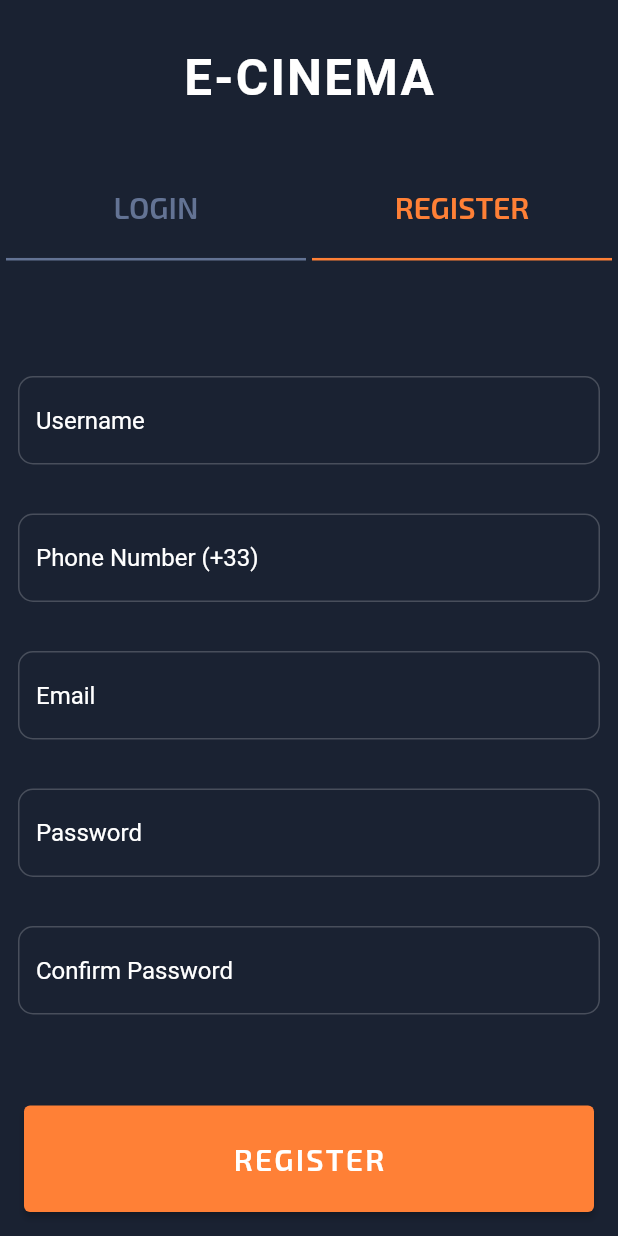
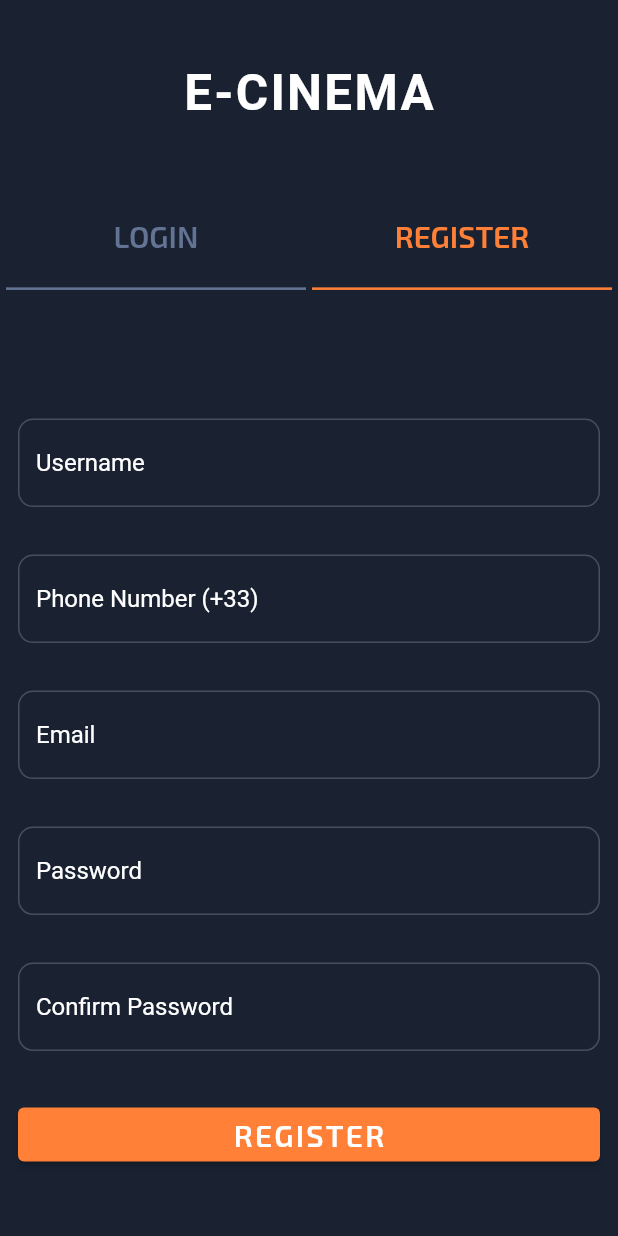
Before and after one commit to RaedHachicha/e, a Flutter app: the RegisterUI screen opened directly, after a tap on "REGISTER", on a phone screen of 412 x 824 dp. Run offline on Flutter 3.47's test engine with Material 2 defaults, Android fonts, the phone set to English and light mode, and no system bars; our stand-ins replace form_validator, get, google_fonts, lottie, sqflite; accounts and stored records are empty; Roboto replaces fonts that are missing (Gluten).

Commit message:
premier commit

```diff
--- a/lib/authentification/view/register_view.dart
+++ b/lib/authentification/view/register_view.dart
@@ -3,21 +3,20 @@ import 'package:e_cinemav1/consts/colors.dart';
 import 'package:e_cinemav1/consts/widgets/elevatedbtn_widget.dart';
 import 'package:e_cinemav1/consts/widgets/form_widgets/login_form_widget.dart';
 import 'package:e_cinemav1/consts/widgets/form_widgets/register_form_widget.dart';
-import 'package:e_cinemav1/consts/widgets/textfield_widget.dart';
 import 'package:flutter/material.dart';
-import 'package:form_validator/form_validator.dart';
-import 'package:get/get.dart';
 import 'package:google_fonts/google_fonts.dart';
 import 'package:provider/provider.dart';
 
 class RegisterUI extends StatefulWidget {
-  RegisterUI({Key? key}) : super(key: key);
+  const RegisterUI({Key? key}) : super(key: key);
 
   @override
   State<RegisterUI> createState() => _RegisterUIState();
 }
 
 class _RegisterUIState extends State<RegisterUI> {
+  final GlobalKey<FormState> formKey = new GlobalKey<FormState>();
+
   late TextEditingController usernameController;
   late TextEditingController phoneController;
   late TextEditingController emailController;
@@ -44,11 +43,12 @@ class _RegisterUIState extends State<RegisterUI> {
     super.dispose();
   }
 
+  SignUp() {}
+
   @override
   Widget build(BuildContext context) {
-    var formKey = GlobalKey<FormState>();
     return Scaffold(
-       resizeToAvoidBottomInset: false,
+      resizeToAvoidBottomInset: false,
       body: Consumer<AuthStateProvider>(builder: (context, provider, child) {
         return SafeArea(
           child: Column(
@@ -61,7 +61,6 @@ class _RegisterUIState extends State<RegisterUI> {
                   child: Container(
                       child: provider.loginState == 0
                           ? LoginFormWidget(
-                              formKey: formKey,
                               emailController: emailController,
                               passwordController: passwordController)
                           : RegisterFormWidget(
@@ -75,18 +74,6 @@ class _RegisterUIState extends State<RegisterUI> {
                             )),
                 ),
               ),
-              Expanded(
-                flex: 1,
-                child: Padding(
-                  padding: const EdgeInsets.all(16.0),
-                  child: SizedBox(
-                    width: double.infinity,
-                      child: CustomElevatedButton(
-                    onPressed: () {},
-                    buttonText: provider.loginState == 0 ? "LOGIN" : "REGISTER",
-                  )),
-                ),
-              )
             ],
           ),
         );
@@ -97,7 +84,7 @@ class _RegisterUIState extends State<RegisterUI> {
 
 class TabBarWidget extends StatefulWidget {
   final AuthStateProvider provider;
-  TabBarWidget({Key? key, required this.provider}) : super(key: key);
+  const TabBarWidget({Key? key, required this.provider}) : super(key: key);
 
   @override
   State<TabBarWidget> createState() => _TabBarWidgetState();
--- a/lib/consts/widgets/animated_logo.dart
+++ b/lib/consts/widgets/animated_logo.dart
@@ -2,7 +2,7 @@ import 'package:flutter/material.dart';
 import 'package:lottie/lottie.dart';
 
 class AnimatedLogo extends StatefulWidget {
-  AnimatedLogo({Key? key}) : super(key: key);
+  const AnimatedLogo({Key? key}) : super(key: key);
 
   @override
   State<AnimatedLogo> createState() => _AnimatedLogoState();
--- a/lib/consts/widgets/elevatedbtn_widget.dart
+++ b/lib/consts/widgets/elevatedbtn_widget.dart
@@ -7,7 +7,7 @@ class CustomElevatedButton extends StatefulWidget {
   final String buttonText;
   final Function()? onPressed;
 
-  CustomElevatedButton(
+  const CustomElevatedButton(
       {Key? key, required this.buttonText, required this.onPressed})
       : super(key: key);
 
@@ -24,8 +24,10 @@ class _CustomElevatedButtonState extends State<CustomElevatedButton> {
       child: Text(
         widget.buttonText,
         style: GoogleFonts.exo2(
-          letterSpacing: 1.5,
-            color: Colors.white, fontSize: 20, fontWeight: FontWeight.w600),
+            letterSpacing: 1.5,
+            color: Colors.white,
+            fontSize: 20,
+            fontWeight: FontWeight.w600),
       ),
     );
   }
--- a/lib/consts/widgets/form_widgets/login_form_widget.dart
+++ b/lib/consts/widgets/form_widgets/login_form_widget.dart
@@ -3,14 +3,14 @@ import 'package:e_cinemav1/consts/widgets/textfield_widget.dart';
 import 'package:flutter/material.dart';
 import 'package:form_validator/form_validator.dart';
 
+import '../elevatedbtn_widget.dart';
+
 class LoginFormWidget extends StatefulWidget {
   final TextEditingController emailController;
   final TextEditingController passwordController;
-  final GlobalKey<FormState> formKey;
 
   LoginFormWidget(
       {Key? key,
-      required this.formKey,
       required this.emailController,
       required this.passwordController})
       : super(key: key);
@@ -20,28 +20,45 @@ class LoginFormWidget extends StatefulWidget {
 }
 
 class _LoginFormWidgetState extends State<LoginFormWidget> {
+  final formKey = GlobalKey<FormState>();
+
+  SignIn() {
+    final form = formKey.currentState;
+    if (form!.validate()) {
+      print("valid");
+    } else {
+      print("not valid");
+    }
+  }
+
   @override
   Widget build(BuildContext context) {
     var emailValidator = ValidationBuilder().required().email().build();
     var passwordValidator =
         ValidationBuilder().required().minLength(8).maxLength(20).build();
-    return Form(
-      key: widget.formKey,
+    return Scaffold(
+        body: Form(
+      key: formKey,
       child: Column(
         mainAxisAlignment: MainAxisAlignment.spaceEvenly,
         children: [
-          AnimatedLogo(),
+          const AnimatedLogo(),
           CustomTextField(
+              isPassword: false,
               hintText: "Email",
               validator: emailValidator,
               fieldController: widget.emailController),
           CustomTextField(
+              isPassword: true,
               hintText: "Password",
               validator: passwordValidator,
               fieldController: widget.passwordController),
-            SizedBox(height: 20,)
+          SizedBox(
+              width: double.infinity,
+              child:
+                  CustomElevatedButton(onPressed: SignIn, buttonText: "LOGIN")),
         ],
       ),
-    );
+    ));
   }
 }
--- a/lib/consts/widgets/form_widgets/register_form_widget.dart
+++ b/lib/consts/widgets/form_widgets/register_form_widget.dart
@@ -1,6 +1,8 @@
 import 'package:e_cinemav1/consts/widgets/textfield_widget.dart';
 import 'package:flutter/material.dart';
 import 'package:form_validator/form_validator.dart';
+
+import '../elevatedbtn_widget.dart';
 
 class RegisterFormWidget extends StatefulWidget {
   final TextEditingController usernameController;
@@ -9,7 +11,7 @@ class RegisterFormWidget extends StatefulWidget {
   final TextEditingController passwordController;
   final TextEditingController confirmPasswordController;
   final GlobalKey<FormState> formKey;
-  RegisterFormWidget(
+  const RegisterFormWidget(
       {Key? key,
       required this.formKey,
       required this.usernameController,
@@ -41,26 +43,36 @@ class _RegisterFormWidgetState extends State<RegisterFormWidget> {
         mainAxisAlignment: MainAxisAlignment.spaceEvenly,
         children: [
           CustomTextField(
+              isPassword: false,
               hintText: "Username",
               validator: usernameValidator,
               fieldController: widget.usernameController),
           CustomTextField(
+              isPassword: false,
               hintText: "Phone Number (+33)",
               validator: phoneValidator,
               fieldController: widget.phoneController),
           CustomTextField(
+              isPassword: false,
               hintText: "Email",
               validator: emailValidator,
               fieldController: widget.emailController),
           CustomTextField(
+              isPassword: true,
               hintText: "Password",
               validator: passwordValidator,
               fieldController: widget.passwordController),
           CustomTextField(
+              isPassword: true,
               hintText: "Confirm Password",
               validator: confirmPasswordValidator,
               fieldController: widget.confirmPasswordController),
-
+          SizedBox(
+              width: double.infinity,
+              child: CustomElevatedButton(
+                onPressed: () {},
+                buttonText: "REGISTER",
+              )),
         ],
       ),
     );
--- a/lib/consts/widgets/textfield_widget.dart
+++ b/lib/consts/widgets/textfield_widget.dart
@@ -1,11 +1,16 @@
 import 'package:flutter/material.dart';
-import 'package:get/get.dart';
 
 class CustomTextField extends StatefulWidget {
   final TextEditingController fieldController;
   final String hintText;
+  final bool isPassword;
   final String? Function(String?)? validator;
-  CustomTextField({Key? key, required this.hintText, required this.validator, required this.fieldController})
+  const CustomTextField(
+      {Key? key,
+      required this.isPassword,
+      required this.hintText,
+      required this.validator,
+      required this.fieldController})
       : super(key: key);
 
   @override
@@ -17,23 +22,22 @@ class _CustomTextFieldState extends State<CustomTextField> {
   Widget build(BuildContext context) {
     String hint = widget.hintText;
     return TextFormField(
-      style: TextStyle(
-        color: Colors.white
-      ),
+      obscureText: widget.isPassword,
+      style: const TextStyle(color: Colors.white),
       controller: widget.fieldController,
+      onSaved: (newValue) => widget.fieldController.text = newValue!,
       autovalidateMode: AutovalidateMode.onUserInteraction,
       decoration: InputDecoration(
         focusedBorder: OutlineInputBorder(
           borderRadius: BorderRadius.circular(20.0),
-          borderSide: BorderSide(color: Colors.white.withOpacity(0.8), width: 1.0),
+          borderSide:
+              BorderSide(color: Colors.white.withOpacity(0.8), width: 1.0),
         ),
         enabledBorder: OutlineInputBorder(
           borderRadius: BorderRadius.circular(10.0),
           borderSide: BorderSide(color: Colors.white.withOpacity(0.2)),
         ),
-        hintStyle: TextStyle(
-          color: Colors.white
-        ),
+        hintStyle: const TextStyle(color: Colors.white),
         hintText: hint,
       ),
       validator: widget.validator,
--- a/lib/main.dart
+++ b/lib/main.dart
@@ -19,7 +19,7 @@ class MyApp extends StatelessWidget {
       providers: [
         ChangeNotifierProvider(create: (_) => AuthStateProvider()),
       ],
-      child: GetMaterialApp(theme: regularTheme, home: RegisterUI()),
+      child: GetMaterialApp(theme: regularTheme, home: const RegisterUI()),
     );
   }
 }
--- a/pubspec.yaml
+++ b/pubspec.yaml
@@ -20,7 +20,7 @@ publish_to: 'none' # Remove this line if you wish to publish to pub.dev
 version: 1.0.0+1
 
 environment:
-  sdk: '>=2.18.6 <3.0.0'
+  sdk: '>=2.18.4 <3.0.0'
 
 # Dependencies specify other packages that your package needs in order to work.
 # To automatically upgrade your package dependencies to the latest versions
@@ -41,6 +41,7 @@ dependencies:
   sqflite: ^2.2.4+1
 
 dev_dependencies:
+  flutter_lints: ^2.0.1
   flutter_test:
     sdk: flutter
 
```
Also changed, not shown: lib/authentification/services/sqflite_service.dart (+34 -25 lines), pubspec.lock.
